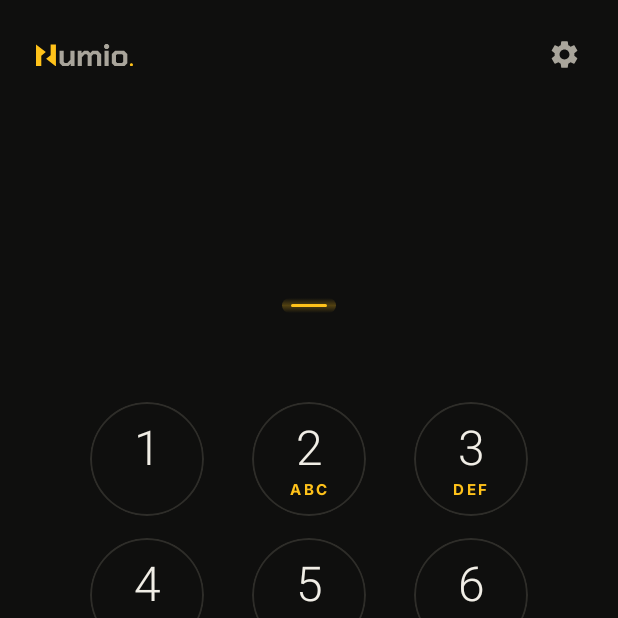
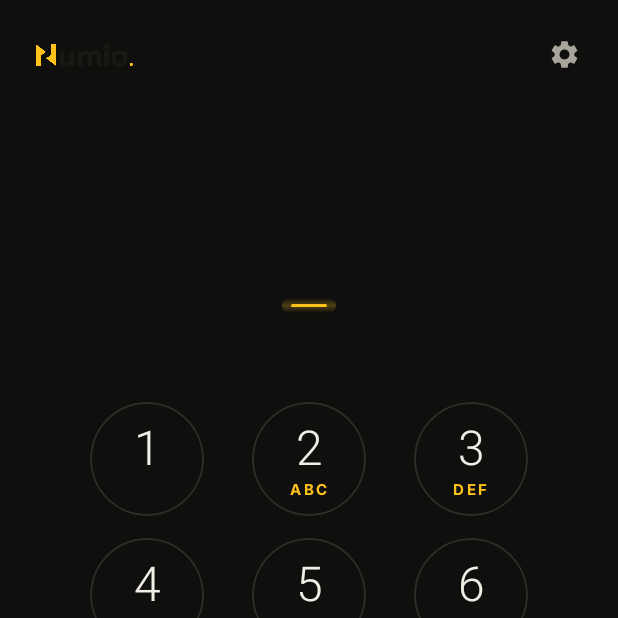
Before and after one commit to rag-creation/numio-phone, an Android app built with Jetpack Compose: the composable PhoneApp called with empty values, on a phone screen of 412 x 824 dp, the top half of it. Run offline under Robolectric (Android 15) with nearby library versions, the phone set to English and light mode, and no system bars.

Commit message:
Show the official Numio wordmark in the keypad header and Settings
Uses the two official brand PNGs (light and dark) as they are, never redrawn.

```diff
--- a/app/src/main/java/com/rr/numio/phone/ui/theme/Wordmark.kt
+++ b/app/src/main/java/com/rr/numio/phone/ui/theme/Wordmark.kt
@@ -1,31 +1,26 @@
 package com.rr.numio.phone.ui.theme
 
 import androidx.compose.foundation.Image
+import androidx.compose.foundation.layout.height
+import androidx.compose.foundation.layout.width
 import androidx.compose.runtime.Composable
-import androidx.compose.runtime.remember
 import androidx.compose.ui.Modifier
 import androidx.compose.ui.graphics.Color
-import androidx.compose.ui.graphics.SolidColor
-import androidx.compose.ui.graphics.vector.ImageVector
-import androidx.compose.ui.graphics.vector.addPathNodes
-import androidx.compose.ui.graphics.vector.rememberVectorPainter
+import androidx.compose.ui.graphics.luminance
 import androidx.compose.ui.layout.ContentScale
-import androidx.compose.ui.semantics.contentDescription
-import androidx.compose.ui.semantics.semantics
+import androidx.compose.ui.res.painterResource
 import androidx.compose.ui.unit.Dp
 import androidx.compose.ui.unit.dp
-import androidx.compose.foundation.layout.height
-import androidx.compose.foundation.layout.width
+import com.rr.numio.phone.R
 
-// The "Numio." wordmark from getnumio.org: the N shape, "umio" in Chakra Petch Bold
-// (SIL OFL 1.1, glyphs converted to outlines) and the dot. Kept as shapes, not a font,
-// so it is crisp at any size and needs no extra font file.
-private const val VIEW_W = 3078.71f
-private const val VIEW_H = 712f
-private const val N_PATH = "M 0.00,12.00 L 312.40,253.84 L 168.23,369.90 L 168.23,712.00 L 0.00,712.00 Z M 632.71,712.00 L 320.31,470.16 L 464.48,354.10 L 464.48,12.00 L 632.71,12.00 Z"
-private const val UMIO_PATH = "M 747.71,607.00 V 214.00 H 879.71 V 566.00 L 913.71,600.00 H 993.71 L 1091.71,502.00 V 214.00 H 1223.71 V 712.00 H 1101.71 V 627.00 L 1015.71,712.00 H 852.71 Z M 1323.71,214.00 H 1445.71 V 296.00 L 1526.71,214.00 H 1652.71 L 1720.71,283.00 L 1788.71,214.00 H 1962.71 L 2069.71,322.00 V 712.00 H 1937.71 V 361.00 L 1903.71,326.00 H 1819.71 L 1766.71,379.00 V 712.00 H 1638.71 V 359.00 L 1606.71,326.00 H 1546.71 L 1455.71,418.00 V 712.00 H 1323.71 Z M 2159.71,110.00 V 46.00 L 2205.71,0.00 H 2275.71 L 2321.71,46.00 V 110.00 L 2275.71,156.00 H 2205.71 Z M 2174.71,214.00 H 2306.71 V 712.00 H 2174.71 Z M 2406.71,608.00 V 318.00 L 2509.71,214.00 H 2795.71 L 2898.71,318.00 V 608.00 L 2795.71,712.00 H 2509.71 Z M 2731.71,602.00 2766.71,567.00 V 359.00 L 2731.71,324.00 H 2573.71 L 2538.71,359.00 V 567.00 L 2573.71,602.00 Z"
-private const val DOT_PATH = "M 2978.71,662.00 a 50 50 0 1 0 100 0 a 50 50 0 1 0 -100 0 Z"
+// The official "Numio." wordmark, exactly as shipped in the brand files (two PNGs:
+// cream letters for dark screens, dark letters for light screens). Never redrawn or
+// recoloured. The parameters are kept so existing calls still work: textColor only
+// decides which of the two official versions fits the screen, markColor is ignored
+// because the N and the dot are always official Numio amber.
+private const val ASPECT = 1156f / 268f
 
+@Suppress("UNUSED_PARAMETER")
 @Composable
 fun NumioWordmark(
     height: Dp = 15.dp,
@@ -33,26 +28,11 @@ fun NumioWordmark(
     textColor: Color = Numio.colors.textSoft,
     modifier: Modifier = Modifier,
 ) {
-    val vector = remember(markColor, textColor) {
-        ImageVector.Builder(
-            name = "NumioWordmark",
-            defaultWidth = (VIEW_W / VIEW_H * 24f).dp,
-            defaultHeight = 24.dp,
-            viewportWidth = VIEW_W,
-            viewportHeight = VIEW_H,
-        )
-            .addPath(addPathNodes(N_PATH), fill = SolidColor(markColor))
-            .addPath(addPathNodes(UMIO_PATH), fill = SolidColor(textColor))
-            .addPath(addPathNodes(DOT_PATH), fill = SolidColor(markColor))
-            .build()
-    }
+    val onDark = textColor.luminance() > 0.5f
     Image(
-        painter = rememberVectorPainter(vector),
-        contentDescription = null,
+        painter = painterResource(if (onDark) R.drawable.numio_wordmark_on_dark else R.drawable.numio_wordmark_on_light),
+        contentDescription = "Numio",
         contentScale = ContentScale.Fit,
-        modifier = modifier
-            .height(height)
-            .width(height * (VIEW_W / VIEW_H))
-            .semantics { contentDescription = "Numio" },
+        modifier = modifier.height(height).width(height * ASPECT),
     )
 }
```
Also changed, not shown: app/src/main/res/drawable-nodpi/numio_wordmark_on_dark.png (added), app/src/main/res/drawable-nodpi/numio_wordmark_on_light.png (added).
